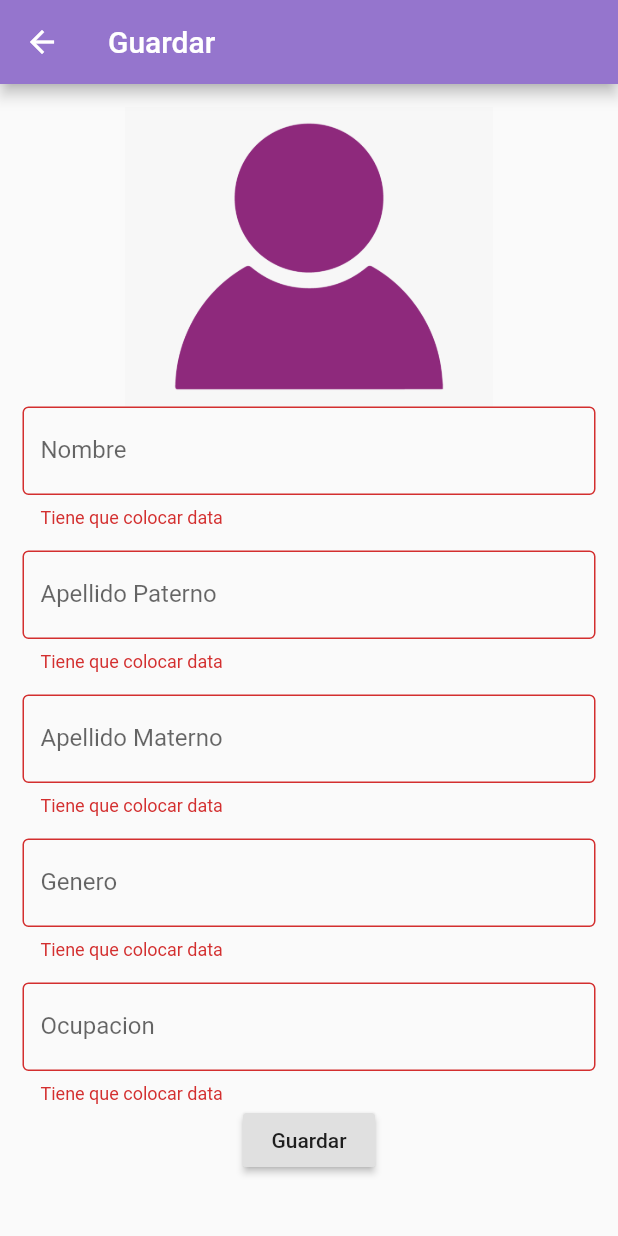
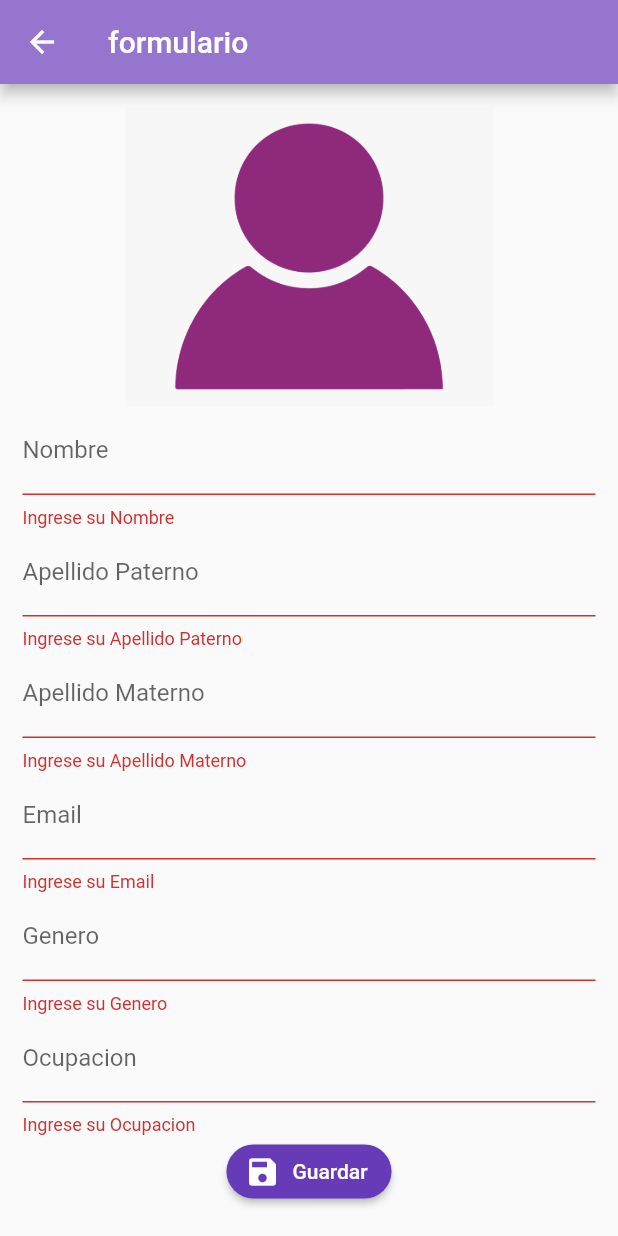
Before and after one commit to AngelPoolDiaz/sqflite, a Flutter app: the Perfil screen opened by its route, after a tap on "Guardar", on a phone screen of 412 x 824 dp. Run offline on Flutter 3.47's test engine with Material 2 defaults, Android fonts, the phone set to English and light mode, and no system bars; our stand-ins replace image_picker, sqflite; missing offline and left inert: mime_type; accounts and stored records are empty.

Commit message:
actualizado 26 de enero

```diff
--- /dev/null
+++ b/flutter_login_ui/lib/base/usuario_model.dart
@@ -0,0 +1,70 @@
+//     final productoModel = productoModelFromJson(jsonString);
+import 'dart:convert';
+//import 'package:flutter/services.dart';
+class UsuariosModel {
+
+  List<UsuarioModel> items = new List();
+
+  UsuariosModel();
+
+  UsuariosModel.fromJsonList( List<dynamic> jsonList  ) {
+
+    if ( jsonList == null ) return;
+
+    for ( var item in jsonList  ) {
+      final anuncio = new UsuarioModel.fromJson(item);
+      items.add( anuncio );
+    }
+
+  }
+
+}
+
+UsuarioModel  usuarioModelFromJson(String str) => UsuarioModel.fromJson(json.decode(str));
+
+String usuarioModelToJson(UsuarioModel data) => json.encode(data.toJson());
+
+class UsuarioModel {
+
+    String id;
+    String nom;
+    String ap;
+    String am;
+    String email;
+    String gen;
+    String ocu;
+
+    UsuarioModel({
+        this.id,
+        this.nom = '',
+        this.ap  = '',
+        this.am = '',
+        this.email = '',
+        this.gen = '',
+        this.ocu = '',
+
+    });
+
+    factory UsuarioModel.fromJson(Map<String, dynamic> json) => new UsuarioModel(
+        id         : json["id"],
+        nom     : json["nom"],
+        ap      : json["ap"],
+        am : json["am"],
+        email     : json["email"],
+        gen      : json["gen"],
+        ocu      : json["ocu"],
+
+    );
+
+    Map<String, dynamic> toJson() => {
+        // "id"         : id,
+        "nom"     : nom,
+        "ap"      : ap,
+        "am" : am,
+        "email"     : email,
+        "gen"      : gen,
+        "ocu" : ocu,
+
+  };
+
+}
--- a/flutter_login_ui/lib/main.dart
+++ b/flutter_login_ui/lib/main.dart
@@ -5,6 +5,7 @@ import 'package:flutter_login_ui/screens/home.dart';
 import 'package:flutter_login_ui/screens/login_screen.dart';
 import 'package:flutter_login_ui/screens/perfil.dart';
 import 'package:flutter_login_ui/screens/formulario.dart';
+import 'package:flutter_login_ui/screens/usuarios.dart';
 
 void main() => runApp(MyApp());
 
@@ -24,8 +25,9 @@ class MyApp extends StatelessWidget {
       routes: {
         '/login': (context) => LoginScreen(),
         '/catalogo': (context) => Home(),
-        Perfil.ROUTE: (_) => Perfil(),
+        '/perfil': (BuildContext context) => Perfil(),
         '/anuncio': (BuildContext context) => Anuncio(),
+        '/usuarios': (BuildContext context) => Usuarios(),
         '/home': (BuildContext context) => Home(),
         '/formulario': (BuildContext context) => Formulario(),
         '/anunciodetalle': (BuildContext context) => AnuncioDetalle()
--- a/flutter_login_ui/lib/screens/login_screen.dart
+++ b/flutter_login_ui/lib/screens/login_screen.dart
@@ -12,6 +12,7 @@ class _LoginScreenState extends State<LoginScreen> {
 
   Widget _buildEmailTF() {
     return Column(
+
       crossAxisAlignment: CrossAxisAlignment.start,
       children: <Widget>[
         Text(
--- a/flutter_login_ui/lib/screens/perfil.dart
+++ b/flutter_login_ui/lib/screens/perfil.dart
@@ -1,150 +1,200 @@
+import 'dart:io';
+
 import 'package:flutter/material.dart';
+import 'package:flutter_login_ui/base/usuario_model.dart';
+import 'package:flutter_login_ui/providers/usuario_provider.dart';
+//import 'package:flutter_login_ui/providers/utils.dart' as utils;
+//import 'package:image_picker/image_picker.dart';
+//import 'package:formvalidation/src/models/producto_model.dart';
+//import 'package:flutter_login_ui/providers/anuncios_provider.dart';
+//import 'package:formvalidation/src/utils/utils.dart' as utils;
 
+class Perfil extends StatefulWidget {
+  @override
+  _Perfil createState() => _Perfil();
+}
 
+class _Perfil extends State<Perfil> {
+  final formKey = GlobalKey<FormState>();
+  final scaffoldKey = GlobalKey<ScaffoldState>();
+  final usuarioProvider = new UsuarioProvider();
 
-
-class Perfil extends StatelessWidget {
-  static const String ROUTE = "/perfil";
-
-  final _formKey = GlobalKey<FormState>();
-  final nomController = TextEditingController();
-  final apController = TextEditingController();
-  final amController = TextEditingController();
-  final genController = TextEditingController();
-  final ocuController = TextEditingController();
+  UsuarioModel usuario = new UsuarioModel();
+  bool _guardando = false;
+  File foto;
 
   @override
   Widget build(BuildContext context) {
-
+    final UsuarioModel prodData = ModalRoute.of(context).settings.arguments;
+    if (prodData != null) {
+      usuario = prodData;
+    }
 
     return Scaffold(
+      key: scaffoldKey,
       appBar: AppBar(
-        title: Text("Guardar"),
+        title: Text('formulario'),
+        actions: <Widget>[],
       ),
-      body: Container(
-        child: _buildForm())
-
-    );
-  }
-
-
-
-  Widget _buildForm( ) {
-    return Container(
-      padding: EdgeInsets.all(15),
-      child: Form(
-        key: _formKey,
-        child: SingleChildScrollView(
-          child: Column(
-            children: <Widget>[
-              Image.asset(
+      body: SingleChildScrollView(
+        child: Container(
+          padding: EdgeInsets.all(15.0),
+          child: Form(
+            key: formKey,
+            child: Column(
+              children: <Widget>[
+                Image.asset(
                   "assets/logos/usuario.png",
                   height: 200,
                 ),
-              TextFormField(
-                keyboardType: TextInputType.name,
-                controller: nomController,
-                validator: (value) {
-                  if (value.isEmpty) {
-                    return "Tiene que colocar data";
-                  }
-                  return null;
-                },
-                decoration: InputDecoration(
-                    labelText: "Nombre",
-                    border:
-                        OutlineInputBorder() //borderRadius: BorderRadius.all(Radius.circular(50))
-                    ),
-              ),
-              SizedBox(
-                height: 15,
-              ),
-              TextFormField(
-                keyboardType: TextInputType.name,
-                controller: apController,
-                validator: (value) {
-                  if (value.isEmpty) {
-                    return "Tiene que colocar data";
-                  }
-                  return null;
-                },
-                decoration: InputDecoration(
-                    labelText: "Apellido Paterno",
-                    border:
-                        OutlineInputBorder() //borderRadius: BorderRadius.all(Radius.circular(50))
-                    ),
-              ),
-              SizedBox(
-                height: 15,
-              ),
-              TextFormField(
-                keyboardType: TextInputType.name,
-                controller: amController,
-                validator: (value) {
-                  if (value.isEmpty) {
-                    return "Tiene que colocar data";
-                  }
-                  return null;
-                },
-                decoration: InputDecoration(
-                    labelText: "Apellido Materno",
-                    border:
-                        OutlineInputBorder() //borderRadius: BorderRadius.all(Radius.circular(50))
-                    ),
-              ),
-              SizedBox(
-                height: 15,
-              ),
-              TextFormField(
-                keyboardType: TextInputType.text,
-                controller: genController,
-                validator: (value) {
-                  if (value.isEmpty) {
-                    return "Tiene que colocar data";
-                  }
-                  return null;
-                },
-                decoration: InputDecoration(
-                    labelText: "Genero",
-                    border:
-                        OutlineInputBorder() //borderRadius: BorderRadius.all(Radius.circular(50))
-                    ),
-              ),
-              SizedBox(
-                height: 15,
-              ),
-              TextFormField(
-                keyboardType: TextInputType.text,
-                controller: ocuController,
-                validator: (value) {
-                  if (value.isEmpty) {
-                    return "Tiene que colocar data";
-                  }
-                  return null;
-                },
-                decoration: InputDecoration(
-                    labelText: "Ocupacion",
-                    border:
-                        OutlineInputBorder() //borderRadius: BorderRadius.all(Radius.circular(50))
-                    ),
-              ),
-              RaisedButton(
-                child: Text("Guardar"),
-                onPressed: () {
-                  if (_formKey.currentState.validate()) {
-
-                      // actualizacion
-
-                    } else {
-                      // insercion
-
-                    }
-                  }
-              )
-            ],
+                _crearNombre(),
+                _crearApellidop(),
+                _crearApellidom(),
+                _crearemail(),
+                _creargenero(),
+                _crearocupacion(),
+                _crearBoton()
+              ],
+            ),
           ),
         ),
       ),
     );
   }
+
+  Widget _crearNombre() {
+    return TextFormField(
+      initialValue: usuario.nom,
+      textCapitalization: TextCapitalization.sentences,
+      decoration: InputDecoration(labelText: 'Nombre'),
+      onSaved: (value) => usuario.nom = value,
+      validator: (value) {
+        if (value.length < 3) {
+          return 'Ingrese su Nombre';
+        } else {
+          return null;
+        }
+      },
+    );
+  }
+
+  Widget _crearApellidop() {
+    return TextFormField(
+      initialValue: usuario.ap,
+      textCapitalization: TextCapitalization.sentences,
+      decoration: InputDecoration(labelText: 'Apellido Paterno'),
+      onSaved: (value) => usuario.ap = value,
+      validator: (value) {
+        if (value.length < 3) {
+          return 'Ingrese su Apellido Paterno';
+        } else {
+          return null;
+        }
+      },
+    );
+  }
+
+  Widget _crearApellidom() {
+    return TextFormField(
+      initialValue: usuario.am,
+      textCapitalization: TextCapitalization.sentences,
+      decoration: InputDecoration(labelText: 'Apellido Materno'),
+      onSaved: (value) => usuario.am = value,
+      validator: (value) {
+        if (value.length < 3) {
+          return 'Ingrese su Apellido Materno';
+        } else {
+          return null;
+        }
+      },
+    );
+  }
+
+  Widget _crearemail() {
+    return TextFormField(
+        initialValue: usuario.email,
+        keyboardType: TextInputType.emailAddress,
+        decoration: InputDecoration(labelText: 'Email'),
+        onSaved: (value) => usuario.email = value,
+        validator: (value) {
+        if (value.length < 3) {
+          return 'Ingrese su Email';
+        } else {
+          return null;
+        }
+      },);
+  }
+
+  Widget _creargenero() {
+    return TextFormField(
+      initialValue: usuario.gen,
+      keyboardType: TextInputType.text,
+      decoration: InputDecoration(labelText: 'Genero'),
+      onSaved: (value) => usuario.gen = value,
+      validator: (value)  {
+        if (value.length < 3) {
+          return 'Ingrese su Genero';
+        } else {
+          return null;
+        }
+      },
+    );
+  }
+
+  Widget _crearocupacion() {
+    return TextFormField(
+      initialValue: usuario.ocu,
+      keyboardType: TextInputType.text,
+      decoration: InputDecoration(labelText: 'Ocupacion'),
+      onSaved: (value) => usuario.ocu = value,
+      validator: (value) {
+        if (value.length < 3) {
+          return 'Ingrese su Ocupacion';
+        } else {
+          return null;
+        }
+      },
+    );
+  }
+
+  Widget _crearBoton() {
+    return RaisedButton.icon(
+      shape: RoundedRectangleBorder(borderRadius: BorderRadius.circular(20.0)),
+      color: Colors.deepPurple,
+      textColor: Colors.white,
+      label: Text('Guardar'),
+      icon: Icon(Icons.save),
+      onPressed: (_guardando) ? null : _submit,
+    );
+  }
+
+  void _submit() async {
+    if (!formKey.currentState.validate()) return;
+
+    formKey.currentState.save();
+
+    setState(() {
+      _guardando = true;
+    });
+
+    if (usuario.id == null) {
+     usuarioProvider.crearProducto(usuario);
+    } else {
+      usuarioProvider.editarProducto(usuario);
+    }
+
+    // setState(() {_guardando = false; });
+    mostrarSnackbar('Registro guardado');
+
+    Navigator.pop(context);
+  }
+
+  void mostrarSnackbar(String mensaje) {
+    final snackbar = SnackBar(
+      content: Text(mensaje),
+      duration: Duration(milliseconds: 1500),
+    );
+
+    scaffoldKey.currentState.showSnackBar(snackbar);
+  }
 }
```
Also changed, not shown: flutter_login_ui/lib/providers/usuario_provider.dart (added, +71 -0 lines), flutter_login_ui/lib/screens/home.dart (+13 -15 lines), flutter_login_ui/lib/screens/usuarios.dart (added, +94 -0 lines), 1 other file.
